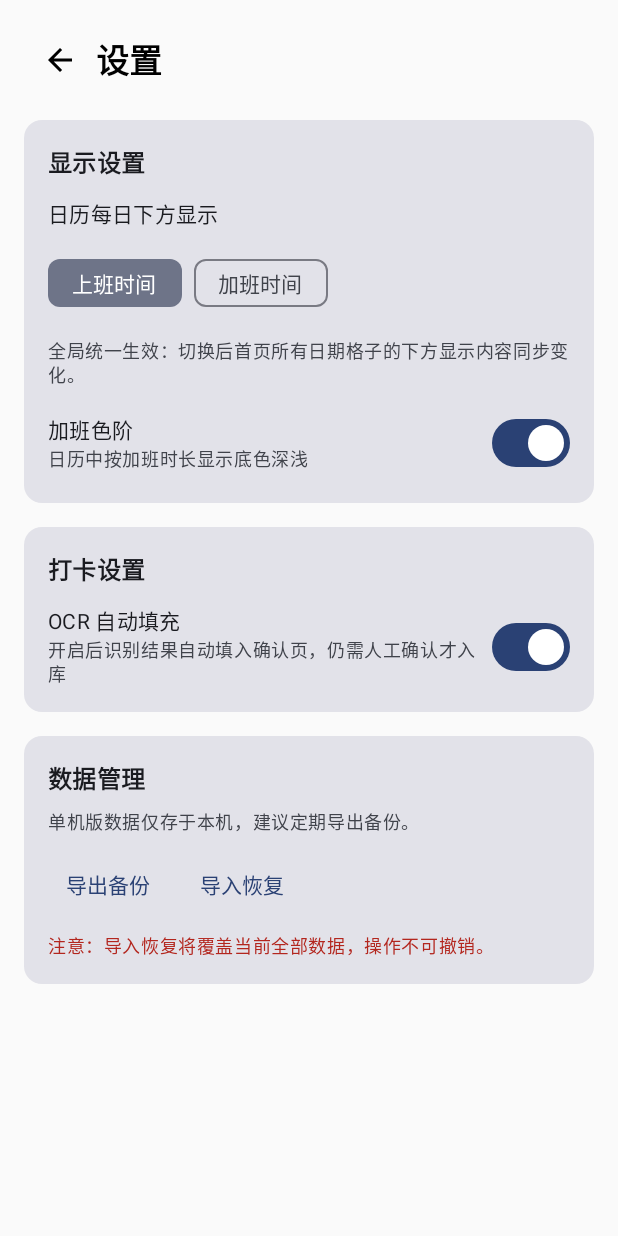
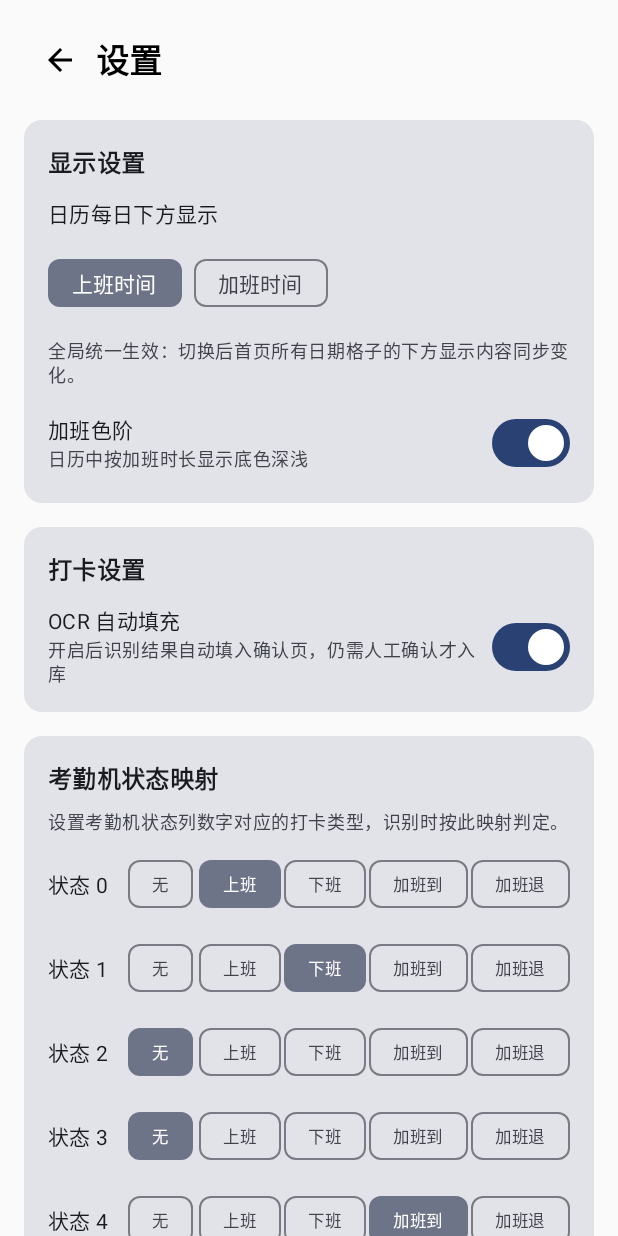
Before and after one commit to wklsky/work_time, an Android app built with Jetpack Compose: the SettingsScreen screen opened through its navigation route, on a phone screen of 412 x 824 dp. Run offline under Robolectric (Android 15) with nearby library versions, the phone set to English and light mode, and no system bars.

Commit message:
feat(设置界面): 新增考勤机状态映射自定义配置入口

```diff
--- a/worktime-android/app/src/main/java/com/worktime/pro/ui/settings/SettingsScreen.kt
+++ b/worktime-android/app/src/main/java/com/worktime/pro/ui/settings/SettingsScreen.kt
@@ -42,6 +42,8 @@ import androidx.core.content.FileProvider
 import androidx.lifecycle.viewmodel.compose.viewModel
 import com.worktime.pro.data.datastore.AppSettings
 import com.worktime.pro.data.datastore.CalendarDisplayMode
+import com.worktime.pro.domain.model.PunchType
+import com.worktime.pro.domain.ocr.StatusMapping
 import com.worktime.pro.ui.ViewModelFactory
 import kotlinx.coroutines.CoroutineScope
 import kotlinx.coroutines.Dispatchers
@@ -134,6 +136,25 @@ fun SettingsScreen(
 
         Spacer(Modifier.height(16.dp))
 
+        // 状态映射：考勤机状态列数字 → 打卡类型，用户可按机器编码自定义
+        Card(modifier = Modifier.fillMaxWidth()) {
+            Column(modifier = Modifier.padding(16.dp), verticalArrangement = Arrangement.spacedBy(8.dp)) {
+                Text("考勤机状态映射", style = MaterialTheme.typography.titleMedium, fontWeight = FontWeight.Bold)
+                Text(
+                    "设置考勤机状态列数字对应的打卡类型，识别时按此映射判定。",
+                    style = MaterialTheme.typography.bodySmall,
+                    color = MaterialTheme.colorScheme.onSurfaceVariant
+                )
+                StatusMappingEditor(
+                    raw = settings.statusMapping,
+                    onChanged = { viewModel.setStatusMapping(it) },
+                    onReset = { viewModel.resetStatusMapping() }
+                )
+            }
+        }
+
+        Spacer(Modifier.height(16.dp))
+
         Card(modifier = Modifier.fillMaxWidth()) {
             Column(modifier = Modifier.padding(16.dp), verticalArrangement = Arrangement.spacedBy(8.dp)) {
                 Text("数据管理", style = MaterialTheme.typography.titleMedium, fontWeight = FontWeight.Bold)
@@ -193,3 +214,50 @@ private fun SwitchRow(
         Switch(checked = checked, onCheckedChange = onCheckedChange)
     }
 }
+
+/**
+ * 状态映射编辑器：考勤机状态列数字（0-9）→ 打卡类型。
+ * raw 为空时展示内置默认映射，用户改动后才写入自定义值。
+ */
+@Composable
+private fun StatusMappingEditor(
+    raw: String,
+    onChanged: (String) -> Unit,
+    onReset: () -> Unit
+) {
+    val mapping = if (raw.isBlank()) StatusMapping.DEFAULT else StatusMapping.deserialize(raw)
+    // 只展示 0-9 状态位，覆盖常见考勤机编码
+    val statusCodes = (0..9).map { it.toString() }
+    val typeOptions = listOf(
+        null to "无",
+        PunchType.WORK_START to "上班",
+        PunchType.WORK_END to "下班",
+        PunchType.OT_START to "加班到",
+        PunchType.OT_END to "加班退"
+    )
+
+    statusCodes.forEach { code ->
+        Row(
+            modifier = Modifier.fillMaxWidth(),
+            verticalAlignment = Alignment.CenterVertically
+        ) {
+            Text("状态 $code", modifier = Modifier.weight(1f), style = MaterialTheme.typography.bodyMedium)
+            typeOptions.forEach { (type, label) ->
+                FilterChip(
+                    selected = mapping[code] == type,
+                    onClick = {
+                        val updated = mapping.toMutableMap()
+                        if (type == null) updated.remove(code) else updated[code] = type
+                        onChanged(StatusMapping.serialize(updated))
+                    },
+                    label = { Text(label, style = MaterialTheme.typography.labelSmall) },
+                    modifier = Modifier.padding(start = 2.dp)
+                )
+            }
+        }
+    }
+
+    TextButton(onClick = onReset) {
+        Text("恢复默认映射（0上班 1下班 4加班到 5加班退）")
+    }
+}
--- a/worktime-android/app/src/main/java/com/worktime/pro/ui/settings/SettingsViewModel.kt
+++ b/worktime-android/app/src/main/java/com/worktime/pro/ui/settings/SettingsViewModel.kt
@@ -29,4 +29,14 @@ class SettingsViewModel(
     fun setOcrAutoFill(enabled: Boolean) {
         viewModelScope.launch { settings.setOcrAutoFill(enabled) }
     }
+
+    /** 保存用户自定义的考勤机状态映射，传入序列化字符串 */
+    fun setStatusMapping(value: String) {
+        viewModelScope.launch { settings.setStatusMapping(value) }
+    }
+
+    /** 恢复默认状态映射：写入空串，识别时自动回退到内置编码 */
+    fun resetStatusMapping() {
+        viewModelScope.launch { settings.setStatusMapping("") }
+    }
 }
```
